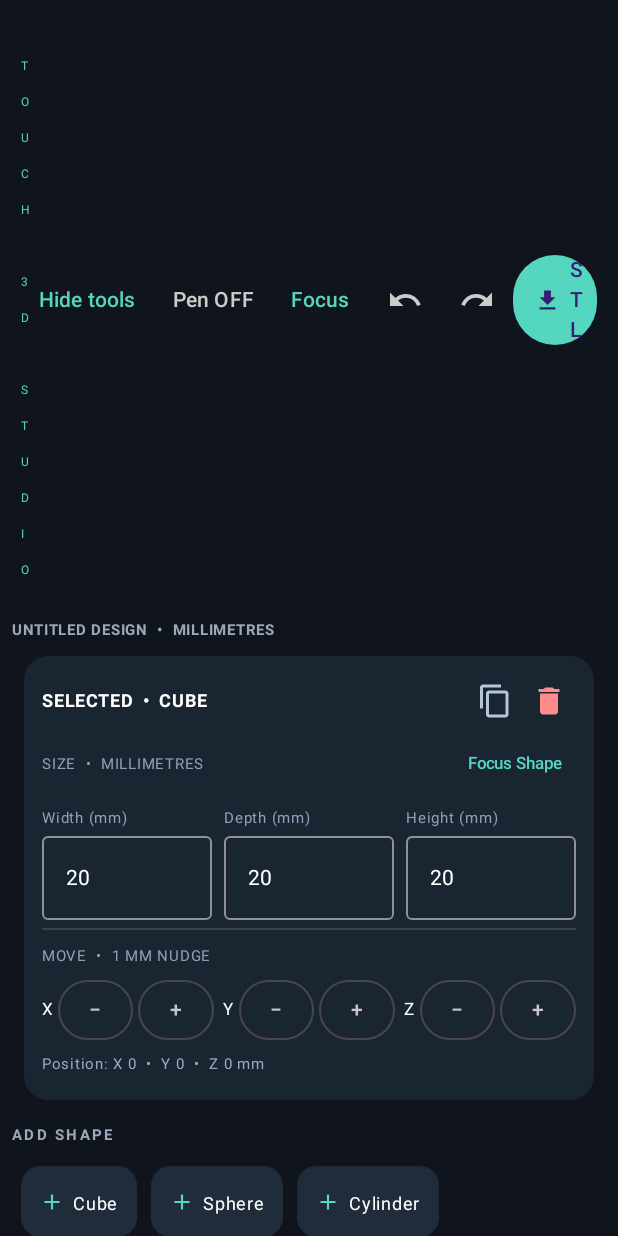
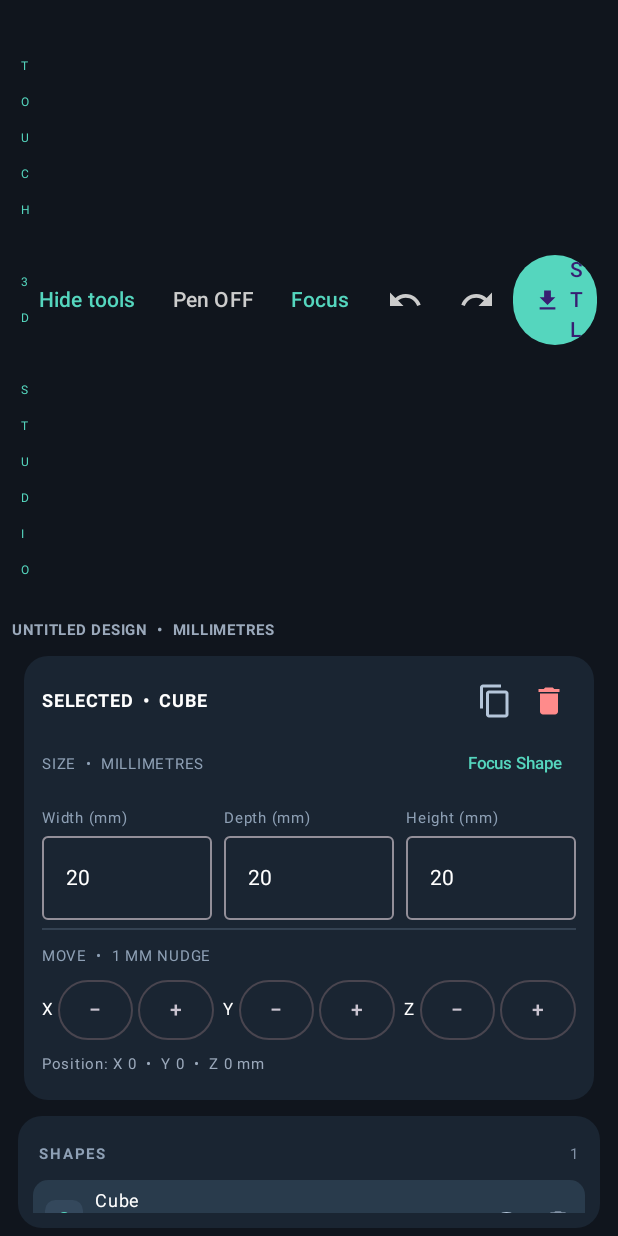
Before and after one commit to lydiaperspective/lyd-model-mobile, an Android app built with Jetpack Compose: the screen it shows after launch (MainActivity), on a phone screen of 412 x 824 dp. Run offline under Robolectric (Android 15) with nearby library versions, the phone set to English and light mode, and no system bars.

Commit message:
Fix shape editing gestures and add shape layers

```diff
--- a/app/src/main/java/com/lydmodel/mobile/MainActivity.kt
+++ b/app/src/main/java/com/lydmodel/mobile/MainActivity.kt
@@ -10,6 +10,7 @@ import androidx.compose.foundation.horizontalScroll
 import androidx.compose.foundation.rememberScrollState
 import androidx.compose.foundation.verticalScroll
 import androidx.compose.foundation.background
+import androidx.compose.foundation.clickable
 import androidx.compose.foundation.gestures.detectDragGestures
 import androidx.compose.foundation.gestures.detectTapGestures
 import androidx.compose.foundation.gestures.detectTransformGestures
@@ -24,6 +25,8 @@ import androidx.compose.material.icons.filled.Delete
 import androidx.compose.material.icons.filled.FileDownload
 import androidx.compose.material.icons.filled.Redo
 import androidx.compose.material.icons.filled.Undo
+import androidx.compose.material.icons.filled.Visibility
+import androidx.compose.material.icons.filled.VisibilityOff
 import androidx.compose.material3.*
 import androidx.compose.foundation.text.KeyboardOptions
 import androidx.compose.foundation.text.KeyboardActions
@@ -59,7 +62,9 @@ internal enum class ShapeKind { CUBE, SPHERE, CYLINDER }
 internal data class ModelObject(
     val id: Long, val kind: ShapeKind,
     val x: Float = 0f, val y: Float = 0f, val z: Float = 0f,
-    val sx: Float = 20f, val sy: Float = 20f, val sz: Float = 20f
+    val sx: Float = 20f, val sy: Float = 20f, val sz: Float = 20f,
+    val name: String = kind.name.lowercase().replaceFirstChar { it.uppercase() },
+    val visible: Boolean = true
 )
 
 @Composable
@@ -164,7 +169,8 @@ private fun LydModelApp() {
                                     objects = objects.filterNot { it.id == selected.id }
                                     selectedId = objects.lastOrNull()?.id
                                 }, {
-                                    val copy = selected.copy(id = nextId++, x = selected.x + 8f, y = selected.y + 8f)
+                                    val copy = selected.copy(id = nextId++, x = selected.x + 8f, y = selected.y + 8f,
+                                        name = "${selected.name} copy")
                                     objects = objects + copy
                                     selectedId = copy.id
                                 }, { axis, amount ->
@@ -174,8 +180,14 @@ private fun LydModelApp() {
                                         else -> o.copy(z = o.z + amount)
                                     } }
                                 }, compact = compact, onFocusShape = { requestCamera(selected.id) })
+                                LayersPanel(objects, selectedId, { selectedId = it }, { id, visible ->
+                                    objects = objects.map { if (it.id == id) it.copy(visible = visible) else it }
+                                }, { id ->
+                                    objects = objects.filterNot { it.id == id }
+                                    if (selectedId == id) selectedId = objects.lastOrNull()?.id
+                                })
                                 ShapeTray(onAdd = { kind ->
-                                    val obj = ModelObject(nextId++, kind, x = (objects.size % 4) * 5f)
+                                    val obj = newShape(kind, objects, nextId++, objects.size)
                                     objects = objects + obj; selectedId = obj.id
                                     status = "${kind.name.lowercase().replaceFirstChar { it.uppercase() }} added"
                                 }, compact = compact)
@@ -206,7 +218,8 @@ private fun LydModelApp() {
                             objects = objects.filterNot { it.id == selected.id }
                             selectedId = objects.lastOrNull()?.id
                         }, {
-                            val copy = selected.copy(id = nextId++, x = selected.x + 8f, y = selected.y + 8f)
+                            val copy = selected.copy(id = nextId++, x = selected.x + 8f, y = selected.y + 8f,
+                                name = "${selected.name} copy")
                             objects = objects + copy; selectedId = copy.id
                         }, { axis, amount ->
                             objects = objects.map { o -> if (o.id != selected.id) o else when (axis) {
@@ -215,8 +228,14 @@ private fun LydModelApp() {
                                 else -> o.copy(z = (o.z + amount).coerceAtLeast(0f))
                             } }
                         }, compact = compact, onFocusShape = { requestCamera(selected.id) })
+                        if (toolsExpanded) LayersPanel(objects, selectedId, { selectedId = it }, { id, visible ->
+                            objects = objects.map { if (it.id == id) it.copy(visible = visible) else it }
+                        }, { id ->
+                            objects = objects.filterNot { it.id == id }
+                            if (selectedId == id) selectedId = objects.lastOrNull()?.id
+                        })
                         if (toolsExpanded) ShapeTray(onAdd = { kind ->
-                            val obj = ModelObject(nextId++, kind, x = (objects.size % 4) * 5f)
+                            val obj = newShape(kind, objects, nextId++, objects.size)
                             objects = objects + obj; selectedId = obj.id
                             status = kind.name.lowercase().replaceFirstChar { it.uppercase() } + " added"
                         }, compact = compact)
@@ -242,6 +261,65 @@ private fun resizeFromHandle(obj: ModelObject, handle: Int, dx: Float, dy: Float
         x=obj.x + sxSign * actualX / 2f,
         y=obj.y + sySign * actualY / 2f,
         z=obj.z + szSign * actualZ / 2f)
+}
+
+private fun newShape(kind: ShapeKind, objects: List<ModelObject>, id: Long, index: Int): ModelObject {
+    val ordinal = objects.count { it.kind == kind } + 1
+    return ModelObject(id, kind, x = (index % 4) * 5f,
+        name = "${kind.name.lowercase().replaceFirstChar { it.uppercase() }} $ordinal")
+}
+
+@Composable
+private fun LayersPanel(
+    objects: List<ModelObject>, selectedId: Long?, onSelect: (Long) -> Unit,
+    onVisibilityChange: (Long, Boolean) -> Unit, onDelete: (Long) -> Unit
+) {
+    Column(Modifier.fillMaxWidth().padding(horizontal = 12.dp, vertical = 5.dp)
+        .background(Color(0xFF1A2532), RoundedCornerShape(16.dp)).padding(10.dp)) {
+        Row(Modifier.fillMaxWidth().padding(horizontal = 4.dp, vertical = 3.dp),
+            verticalAlignment = Alignment.CenterVertically) {
+            Text("SHAPES", color = Color(0xFF8EA0B5), fontSize = 10.sp,
+                fontWeight = FontWeight.Bold, letterSpacing = 1.2.sp, modifier = Modifier.weight(1f))
+            Text("${objects.size}", color = Color(0xFF8292A6), fontSize = 10.sp)
+        }
+        if (objects.isEmpty()) {
+            Text("Add a shape to get started", color = Color(0xFF8292A6), fontSize = 11.sp,
+                modifier = Modifier.padding(6.dp))
+        } else {
+            Column(Modifier.heightIn(max = 210.dp).verticalScroll(rememberScrollState())) {
+                objects.asReversed().forEach { shape ->
+                    Row(Modifier.fillMaxWidth().padding(vertical = 2.dp)
+                        .background(if (shape.id == selectedId) Color(0xFF293B4C) else Color.Transparent,
+                            RoundedCornerShape(10.dp))
+                        .clickable { onSelect(shape.id) }
+                        .padding(start = 8.dp, end = 2.dp, top = 2.dp, bottom = 2.dp),
+                        verticalAlignment = Alignment.CenterVertically) {
+                        Box(Modifier.size(25.dp).background(Color(0xFF34485C), RoundedCornerShape(7.dp)),
+                            contentAlignment = Alignment.Center) {
+                            Text(shape.name.firstOrNull()?.uppercase() ?: "S", color = Color(0xFF55D6BE),
+                                fontSize = 12.sp, fontWeight = FontWeight.Bold)
+                        }
+                        Column(Modifier.weight(1f).padding(start = 8.dp)) {
+                            Text(shape.name, color = if (shape.visible) Color.White else Color(0xFF8292A6),
+                                fontSize = 12.sp, maxLines = 1)
+                            Text(shape.kind.name.lowercase().replaceFirstChar { it.uppercase() },
+                                color = Color(0xFF8292A6), fontSize = 9.sp, maxLines = 1)
+                        }
+                        IconButton(onClick = { onVisibilityChange(shape.id, !shape.visible) },
+                            modifier = Modifier.size(34.dp)) {
+                            Icon(if (shape.visible) Icons.Default.Visibility else Icons.Default.VisibilityOff,
+                                if (shape.visible) "Hide ${shape.name}" else "Show ${shape.name}",
+                                tint = Color(0xFFB5C6DA), modifier = Modifier.size(18.dp))
+                        }
+                        IconButton(onClick = { onDelete(shape.id) }, modifier = Modifier.size(34.dp)) {
+                            Icon(Icons.Default.Delete, "Delete ${shape.name}", tint = Color(0xFF8292A6),
+                                modifier = Modifier.size(17.dp))
+                        }
+                    }
+                }
+            }
+        }
+    }
 }
 
 @Composable
@@ -468,7 +546,7 @@ private fun ShapeTray(onAdd: (ShapeKind) -> Unit, compact: Boolean = false) {
 private object StlExporter {
     fun export(objects: List<ModelObject>): String = buildString {
         appendLine("solid lyd_model")
-        objects.forEach { obj ->
+        objects.filter { it.visible }.forEach { obj ->
             val facets = when(obj.kind) { ShapeKind.CUBE -> cube(obj); ShapeKind.SPHERE -> sphere(obj); ShapeKind.CYLINDER -> cylinder(obj) }
             facets.forEach { t ->
                 val n = normal(t[0],t[1],t[2])
```
Also changed, not shown: app/src/main/java/com/lydmodel/mobile/Model3DRenderer.kt (+44 -32 lines).
